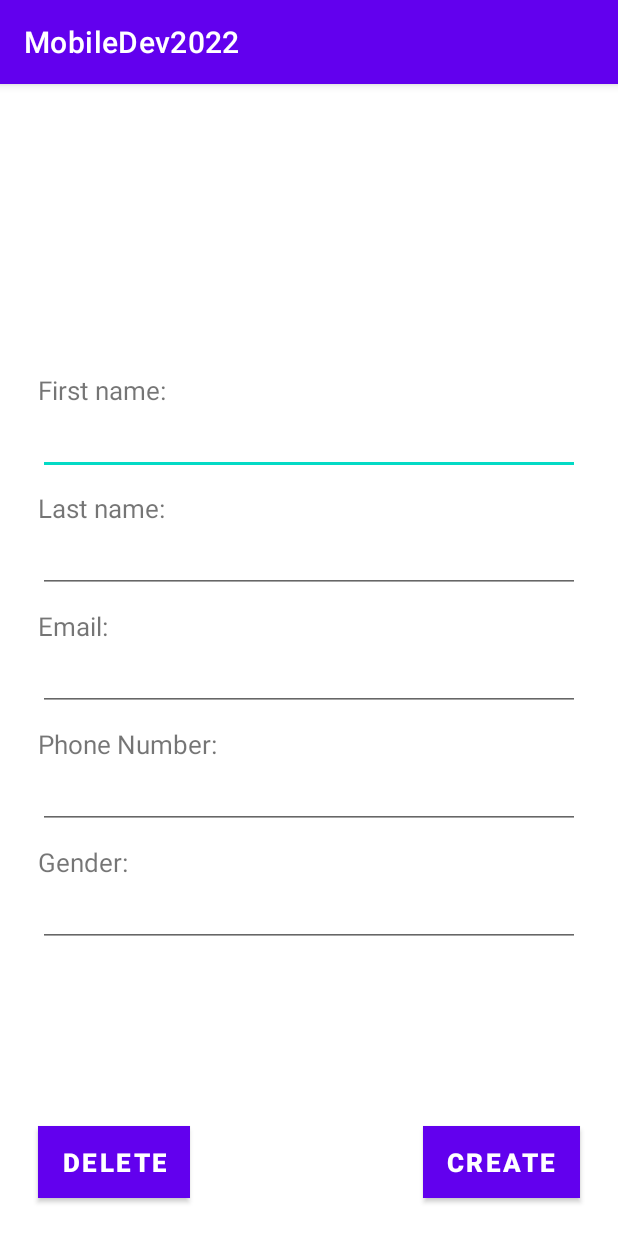
After one commit to nhathuy19135/MobileDev2022, an Android app: the PatientDetailActivity screen opened directly, with no data from a screen before it, on a phone screen of 412 x 824 dp. The commit adds this screen. Run offline under Robolectric (Android 15) with nearby library versions, the phone set to English and light mode, and no system bars; our stand-ins replace Firebase (no records; nobody signed in at launch, a user with empty details on screens opened directly); 3 statements that could not run were skipped.

Commit message:
finished patient CRUD

```diff
--- a/app/src/main/java/com/example/mobiledev2022/database/doctor/DoctorMainActivity.java
+++ b/app/src/main/java/com/example/mobiledev2022/database/doctor/DoctorMainActivity.java
@@ -120,7 +120,7 @@
         @Override
         public void onClick(View view) {
             int itemPosition = doctorRecyclerView.indexOfChild(view);
-            Log.d("ContactListMainActivity", "" + itemPosition);
+            Log.d("DoctorMainActivity", "" + itemPosition);
             Doctor doctor = doctorList.get(itemPosition);
             Intent intent = new Intent();
             intent.setClass(DoctorMainActivity.this, DoctorDetailsActivity.class);
--- /dev/null
+++ b/app/src/main/java/com/example/mobiledev2022/database/patient/PatientDetailActivity.java
@@ -0,0 +1,95 @@
+package com.example.mobiledev2022.database.patient;
+
+import static com.example.mobiledev2022.database.patient.PatientDBContract.*;
+
+import androidx.appcompat.app.AppCompatActivity;
+
+import android.os.Bundle;
+import android.view.View;
+import android.widget.Button;
+import android.widget.EditText;
+
+import com.example.mobiledev2022.R;
+
+public class PatientDetailActivity extends AppCompatActivity {
+
+    public static final String OPERATION = "OPERATION";
+    public static final String CREATING = "CREATING";
+    public static final String EDITING  = "EDITING";
+
+    private String operationTypeString;
+    private PatientFirestoreManager PFM;
+    private String documentId;
+
+    private EditText firstNameEditText;
+    private EditText lastNameEditText;
+    private EditText emailEditText;
+    private EditText phoneNumberEditText;
+    private EditText genderEditText;
+
+    private Button deleteButton;
+    private Button okButton;
+
+    @Override
+    protected void onCreate(Bundle savedInstanceState) {
+        super.onCreate(savedInstanceState);
+        setContentView(R.layout.activity_patient_detail);
+
+        PFM = PatientFirestoreManager.newInstance();
+        firstNameEditText = findViewById(R.id.firstNameEditText);
+        lastNameEditText = findViewById(R.id.lastNameEditText);
+        emailEditText = findViewById(R.id.emailEditText);
+        phoneNumberEditText = findViewById(R.id.phoneNumberEditText);
+        genderEditText = findViewById(R.id.genderEditText);
+
+        deleteButton = findViewById(R.id.deleteButton);
+        deleteButton.setOnClickListener(new PatientDetailActivity.DeleteButtonOnClickListener());
+        okButton = findViewById(R.id.okButton);
+        okButton.setOnClickListener(new PatientDetailActivity.OkButtonOnClickListener());
+
+        Bundle bundle = getIntent().getExtras();
+
+        operationTypeString = bundle.getString(OPERATION);
+        if (operationTypeString.equals(CREATING)){
+            okButton.setText("CREATE");
+            deleteButton.setVisibility(View.GONE);
+        } else if (operationTypeString.equals(EDITING)){
+            okButton.setText("UPDATE");
+            deleteButton.setVisibility(View.VISIBLE);
+
+            documentId = bundle.getString(DOCUMENT_ID);
+            firstNameEditText.setText(bundle.getString(FIELD_FIRST_NAME));
+            lastNameEditText.setText(bundle.getString(FIELD_LAST_NAME));
+            emailEditText.setText(bundle.getString(FIELD_EMAIL));
+            phoneNumberEditText.setText(bundle.getString(FIELD_PHONE_NUMBER));
+            genderEditText.setText(bundle.getString(FIELD_GENDER));
+
+        }
+    }
+
+    private class DeleteButtonOnClickListener implements View.OnClickListener {
+        @Override
+        public void onClick(View view) {
+            PFM.deletePatient(documentId);
+            finish();
+        }
+    }
+
+    private class OkButtonOnClickListener implements View.OnClickListener {
+        @Override
+        public void onClick(View view) {
+            String firstName = firstNameEditText.getText().toString();
+            String lastName = lastNameEditText.getText().toString();
+            String email = emailEditText.getText().toString();
+            String phoneNumber = phoneNumberEditText.getText().toString();
+            String gender = genderEditText.getText().toString();
+            Patient patient = new Patient(firstName, lastName, gender, email, phoneNumber);
+            if (operationTypeString.equals(CREATING)){
+                PFM.newPatient(patient);
+            } else if (operationTypeString.equals(EDITING)){
+                PFM.updatePatient(documentId, patient);
+            }
+            finish();
+        }
+    }
+}
--- /dev/null
+++ b/app/src/main/java/com/example/mobiledev2022/database/patient/PatientFirestoreManager.java
@@ -0,0 +1,42 @@
+package com.example.mobiledev2022.database.patient;
+
+import static com.example.mobiledev2022.database.patient.PatientDBContract.COLLECTION_NAME;
+
+import com.google.android.gms.tasks.OnCompleteListener;
+import com.google.firebase.firestore.CollectionReference;
+import com.google.firebase.firestore.DocumentReference;
+import com.google.firebase.firestore.FirebaseFirestore;
+import com.google.firebase.firestore.QuerySnapshot;
+
+public class PatientFirestoreManager {
+    private static PatientFirestoreManager patientFirestoreManager;
+    private CollectionReference patientReference;
+    public static PatientFirestoreManager newInstance(){
+        if (patientFirestoreManager == null){
+            patientFirestoreManager = new PatientFirestoreManager();
+        }
+        return patientFirestoreManager;
+    }
+    private FirebaseFirestore fbfs;
+    private PatientFirestoreManager(){
+        fbfs = FirebaseFirestore.getInstance();
+        patientReference = fbfs.collection(COLLECTION_NAME);
+    }
+    public void getAllPatients(OnCompleteListener<QuerySnapshot> onCompleteListener){
+        patientReference.get().addOnCompleteListener(onCompleteListener);
+    }
+    public void newPatient (Patient patient){
+        patientReference.add(patient);
+    }
+    public void updatePatient (String documentId, Patient patient){
+        DocumentReference docRef = patientReference.document(documentId);
+        docRef.set(patient);
+    }
+    public void deletePatient (String documentId){
+        DocumentReference docRef = patientReference.document(documentId);
+        docRef.delete();
+    }
+    public void sendTestData(){
+        newPatient(new Patient("Nguyen", "Nhat Huy","male","test mail","0123456789"));
+    }
+}
--- /dev/null
+++ b/app/src/main/res/layout/activity_patient_detail.xml
@@ -0,0 +1,133 @@
+<?xml version="1.0" encoding="utf-8"?>
+<RelativeLayout xmlns:android="http://schemas.android.com/apk/res/android"
+    android:layout_width="match_parent"
+    android:layout_height="match_parent">
+
+    <LinearLayout
+        android:id="@+id/formLinearLayout"
+        android:layout_width="match_parent"
+        android:layout_height="wrap_content"
+        android:layout_marginStart="25dp"
+        android:layout_marginEnd="25dp"
+        android:orientation="vertical"
+        android:layout_centerInParent="true">
+
+        <TextView
+            android:id="@+id/firstNameTextView"
+            android:layout_width="wrap_content"
+            android:layout_height="wrap_content"
+            android:textSize="17sp"
+            android:text="First name:" />
+
+        <EditText
+            android:id="@+id/firstNameEditText"
+            android:layout_width="match_parent"
+            android:layout_height="wrap_content"
+            android:maxLines="1"
+            android:imeOptions="actionNext"
+            android:inputType="text"
+            android:textSize="17sp">
+
+            <requestFocus/>
+        </EditText>
+
+        <TextView
+            android:id="@+id/lastNameTextView"
+            android:layout_width="wrap_content"
+            android:layout_height="wrap_content"
+            android:layout_marginTop="10dp"
+            android:textSize="17sp"
+            android:text="Last name:" />
+
+        <EditText
+            android:id="@+id/lastNameEditText"
+            android:layout_width="match_parent"
+            android:layout_height="wrap_content"
+            android:maxLines="1"
+            android:imeOptions="actionNext"
+            android:inputType="text"
+            android:textSize="17sp" />
+
+        <TextView
+            android:id="@+id/emailTextView"
+            android:layout_width="wrap_content"
+            android:layout_height="wrap_content"
+            android:layout_marginTop="10dp"
+            android:textSize="17sp"
+            android:text="Email:" />
+
+        <EditText
+            android:id="@+id/emailEditText"
+            android:layout_width="match_parent"
+            android:layout_height="wrap_content"
+            android:maxLines="1"
+            android:imeOptions="actionNext"
+            android:inputType="textEmailAddress"
+            android:textSize="17sp"/>
+
+        <TextView
+            android:id="@+id/phoneTextView"
+            android:layout_width="wrap_content"
+            android:layout_height="wrap_content"
+            android:layout_marginTop="10dp"
+            android:textSize="17sp"
+            android:text="Phone Number:" />
+
+        <EditText
+            android:id="@+id/phoneNumberEditText"
+            android:layout_width="match_parent"
+            android:layout_height="wrap_content"
+            android:maxLines="1"
+            android:imeOptions="actionNext"
+            android:inputType="textPhonetic"
+            android:textSize="17sp"/>
+
+        <TextView
+            android:id="@+id/genderTextView"
+            android:layout_width="wrap_content"
+            android:layout_height="wrap_content"
+            android:layout_marginTop="10dp"
+            android:textSize="17sp"
+            android:text="Gender:" />
+
+        <EditText
+            android:id="@+id/genderEditText"
+            android:layout_width="match_parent"
+            android:layout_height="wrap_content"
+            android:maxLines="1"
+            android:imeOptions="actionNext"
+            android:inputType="text"
+            android:textSize="17sp"/>
+
+
+
+    </LinearLayout>
+
+    <Button
+        android:id="@+id/deleteButton"
+        android:layout_width="wrap_content"
+        android:layout_height="wrap_content"
+        android:layout_marginStart="25dp"
+        android:layout_marginBottom="25dp"
+        android:layout_alignParentBottom="true"
+        android:background="@android:color/holo_red_dark"
+        android:textColor="@android:color/white"
+        android:textSize="17sp"
+        android:textStyle="bold"
+        android:text="DELETE"/>
+
+    <Button
+        android:id="@+id/okButton"
+        android:layout_width="wrap_content"
+        android:layout_height="wrap_content"
+        android:layout_alignParentEnd="true"
+        android:layout_alignParentBottom="true"
+        android:layout_marginEnd="25dp"
+        android:layout_marginBottom="25dp"
+        android:background="@android:color/holo_green_dark"
+        android:textColor="@android:color/white"
+        android:textSize="17sp"
+        android:textStyle="bold"
+        android:text="CREATE"/>
+
+</RelativeLayout>
--- a/app/src/main/res/values/colors.xml
+++ b/app/src/main/res/values/colors.xml
@@ -16,6 +16,7 @@
     <color name="colorPrimaryDark">#303F9F</color>
     <color name="colorAccent">#FFFF9900</color>
     <color name="colorDoctor">#039BE5</color>
+    <color name="colorPatient">#A7FFEB</color>
     <color name="colorDisabled">#88FF9900</color>
     <color name="weeklyWeatherBackgroundColor">#FFF9F9F9</color>
 
```
Also changed, not shown: app/src/main/AndroidManifest.xml (+21 -0 lines), app/src/main/java/com/example/mobiledev2022/HomePage.java (+9 -0 lines), app/src/main/java/com/example/mobiledev2022/database/patient/Patient.java (+76 -0 lines), app/src/main/java/com/example/mobiledev2022/database/patient/PatientDBContract.java (added, +11 -0 lines), app/src/main/java/com/example/mobiledev2022/database/patient/PatientMainActivity.java (added, +127 -0 lines), app/src/main/java/com/example/mobiledev2022/database/patient/PatientRecyclerViewAdapter.java (added, +53 -0 lines), app/src/main/res/layout/activity_home_page.xml (+8 -0 lines), app/src/main/res/layout/activity_patient_main.xml (added, +61 -0 lines), app/src/main/res/layout/patient_detail_cardview.xml (added, +38 -0 lines).
